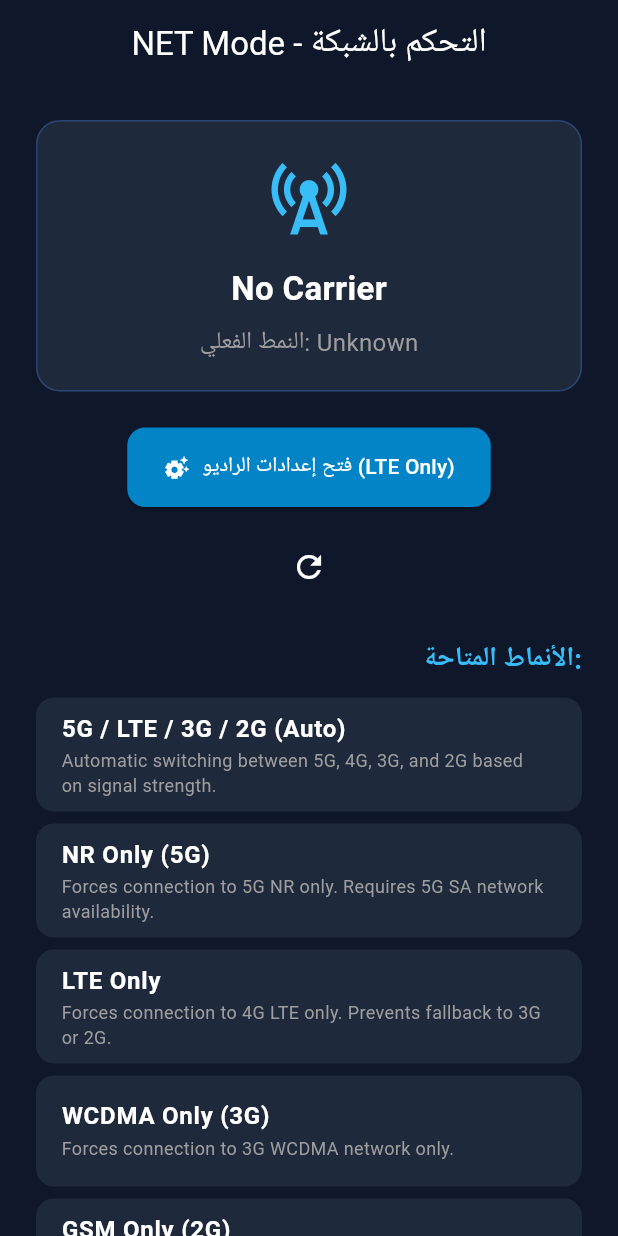
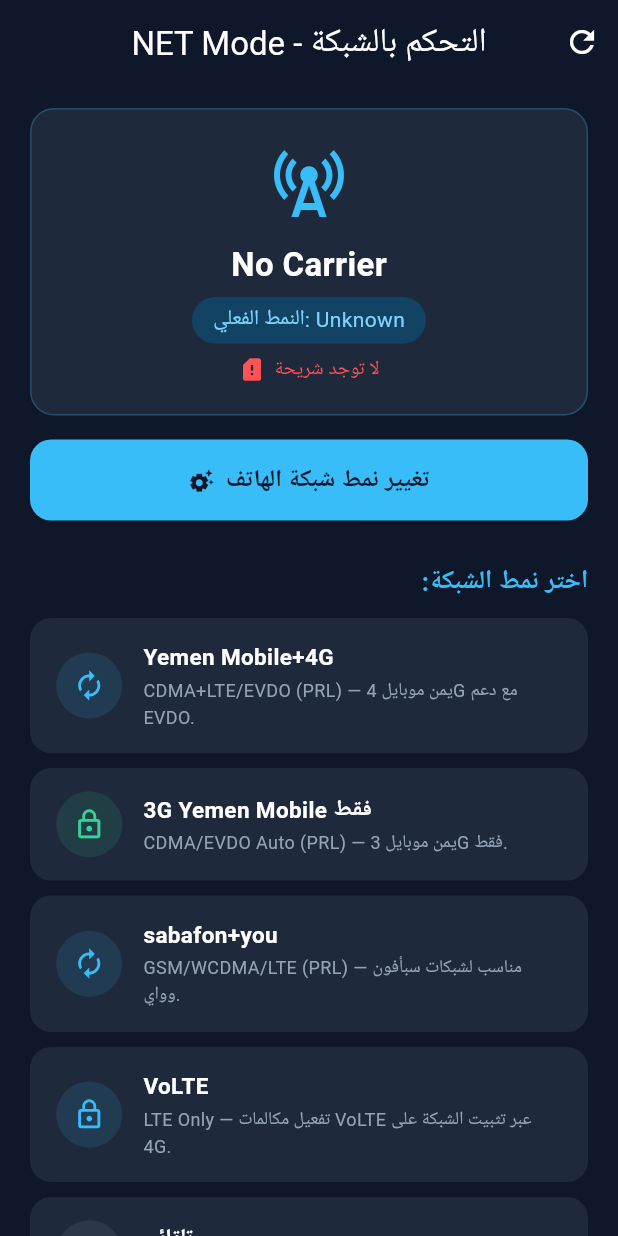
Before and after one commit to Ahmedalammari969/NET-Mode, a Flutter app: the screen it shows after launch, on a phone screen of 412 x 824 dp. Run offline on Flutter 3.47's test engine with Material 3 defaults, Android fonts, the light colour scheme and no system bars; project files that could hold a hidden picture were left out.

Commit message:
feat: add Yemen carrier presets (Yemen Mobile 4G/3G, Sabafon+YOU, VoLTE, Auto) with SetNetworkModeUseCase and animated mode cards - 10/10 tests passing

```diff
--- a/NET Mode/lib/data/repositories/network_repository_impl.dart
+++ b/NET Mode/lib/data/repositories/network_repository_impl.dart
@@ -40,4 +40,9 @@
   Future<NetworkMode?> getPreferredMode() async {
     return _cachedPreferredMode;
   }
+
+  @override
+  Future<bool> setNetworkMode(NetworkMode mode) {
+    return _radioDataSource.setNetworkMode(mode.networkTypeCode);
+  }
 }
--- a/NET Mode/lib/domain/entities/network_mode.dart
+++ b/NET Mode/lib/domain/entities/network_mode.dart
@@ -133,6 +133,85 @@
     gsmOnly,
   ];
 
+  // ─────────────────────────────────────────────────────────────────────────
+  // Yemen Carrier-Specific Presets
+  // مُصمَّمة لشبكات الاتصالات اليمنية بناءً على أكواد RIL الفعلية.
+  // ─────────────────────────────────────────────────────────────────────────
+
+  /// Yemen Mobile + 4G LTE Mode.
+  ///
+  /// يُثبِّت الجهاز على شبكة CDMA+LTE/EVDO (PRL) الخاصة بيمن موبايل.
+  /// Android RIL code: 7 (LTE_CDMA_EVDO — preferred network type).
+  static const NetworkMode yemenMobile4G = NetworkMode(
+    id: 'yemen_mobile_4g',
+    name: 'Yemen Mobile+4G',
+    networkTypeCode: 7,
+    generation: NetworkGeneration.fourG,
+    isLockMode: false,
+    description: 'CDMA+LTE/EVDO (PRL) — يمن موبايل 4G مع دعم EVDO.',
+  );
+
+  /// Yemen Mobile 3G Only Mode.
+  ///
+  /// يُثبِّت الجهاز على شبكة CDMA/EVDO Auto (PRL) الخاصة بيمن موبايل.
+  /// Android RIL code: 4 (CDMA_EVDO_AUTO).
+  static const NetworkMode yemenMobile3G = NetworkMode(
+    id: 'yemen_mobile_3g',
+    name: '3G Yemen Mobile فقط',
+    networkTypeCode: 4,
+    generation: NetworkGeneration.threeG,
+    isLockMode: true,
+    description: 'CDMA/EVDO Auto (PRL) — يمن موبايل 3G فقط.',
+  );
+
+  /// Sabafon + YOU (MTN) Mode.
+  ///
+  /// يُثبِّت الجهاز على شبكة GSM/WCDMA/LTE (PRL) لسبأفون وواي (يو).
+  /// Android RIL code: 10 (LTE_GSM_WCDMA).
+  static const NetworkMode sabafonYou = NetworkMode(
+    id: 'sabafon_you',
+    name: 'sabafon+you',
+    networkTypeCode: 10,
+    generation: NetworkGeneration.fourG,
+    isLockMode: false,
+    description: 'GSM/WCDMA/LTE (PRL) — مناسب لشبكات سبأفون وواي.',
+  );
+
+  /// VoLTE (Voice over LTE) Mode.
+  ///
+  /// يُثبِّت الاتصال على LTE Only لتفعيل مكالمات VoLTE.
+  /// Android RIL code: 11 (LTE_ONLY).
+  static const NetworkMode volte = NetworkMode(
+    id: 'volte',
+    name: 'VoLTE',
+    networkTypeCode: 11,
+    generation: NetworkGeneration.fourG,
+    isLockMode: true,
+    description: 'LTE Only — تفعيل مكالمات VoLTE عبر تثبيت الشبكة على 4G.',
+  );
+
+  /// Auto / Global Mode (تلقائي).
+  ///
+  /// يترك الهاتف يختار الشبكة تلقائياً حسب أفضل إشارة متاحة.
+  /// Android RIL code: 0 (WCDMA_PREF / Auto-detect by modem).
+  static const NetworkMode autoYemen = NetworkMode(
+    id: 'auto_yemen',
+    name: 'تلقائي',
+    networkTypeCode: 0,
+    generation: NetworkGeneration.autoMultiMode,
+    isLockMode: false,
+    description: 'Auto — الهاتف يختار الشبكة الأفضل تلقائياً.',
+  );
+
+  /// قائمة الأنماط اليمنية المخصصة للمشغلين المحليين.
+  static const List<NetworkMode> yemenPresets = [
+    yemenMobile4G,
+    yemenMobile3G,
+    sabafonYou,
+    volte,
+    autoYemen,
+  ];
+
   /// Creates a copy of this [NetworkMode] with optional updated fields.
   NetworkMode copyWith({
     String? id,
--- a/NET Mode/lib/domain/repositories/network_repository.dart
+++ b/NET Mode/lib/domain/repositories/network_repository.dart
@@ -13,4 +13,8 @@
 
   /// Retrieves the saved preferred network mode.
   Future<NetworkMode?> getPreferredMode();
+
+  /// Applies the given network mode to the device modem via the platform channel.
+  /// Returns true if the mode was applied directly, false if it fell back to the radio UI.
+  Future<bool> setNetworkMode(NetworkMode mode);
 }
--- a/NET Mode/lib/domain/usecases/network_usecases.dart
+++ b/NET Mode/lib/domain/usecases/network_usecases.dart
@@ -23,3 +23,12 @@
   Future<void> save(NetworkMode mode) => _repository.savePreferredMode(mode);
   Future<NetworkMode?> get() => _repository.getPreferredMode();
 }
+
+/// تُرسِل كود RIL الخاص بالنمط المختار مباشرةً إلى مودم الجهاز.
+/// تُرجع true إذا طُبِّق التغيير فوراً، أو false إذا فتح التطبيق قائمة الراديو كـ Fallback.
+class SetNetworkModeUseCase {
+  final NetworkRepository _repository;
+  const SetNetworkModeUseCase(this._repository);
+
+  Future<bool> call(NetworkMode mode) => _repository.setNetworkMode(mode);
+}
--- a/NET Mode/lib/main.dart
+++ b/NET Mode/lib/main.dart
@@ -35,12 +35,14 @@
   final GetInstantNetworkSnapshotUseCase? getSnapshotUseCase;
   final OpenRadioSettingsUseCase? openRadioSettingsUseCase;
   final ManagePreferredModeUseCase? managePreferredModeUseCase;
+  final SetNetworkModeUseCase? setNetworkModeUseCase;
 
   const HomeScreen({
     super.key,
     this.getSnapshotUseCase,
     this.openRadioSettingsUseCase,
     this.managePreferredModeUseCase,
+    this.setNetworkModeUseCase,
   });
 
   @override
@@ -51,10 +53,12 @@
   late final GetInstantNetworkSnapshotUseCase _getSnapshotUseCase;
   late final OpenRadioSettingsUseCase _openRadioSettingsUseCase;
   late final ManagePreferredModeUseCase _managePreferredModeUseCase;
+  late final SetNetworkModeUseCase _setNetworkModeUseCase;
 
   NetworkInfo? _networkInfo;
   NetworkMode? _preferredMode;
   bool _isLoading = true;
+  bool _isApplying = false;
 
   @override
   void initState() {
@@ -63,6 +67,7 @@
     _getSnapshotUseCase = widget.getSnapshotUseCase ?? GetInstantNetworkSnapshotUseCase(repo);
     _openRadioSettingsUseCase = widget.openRadioSettingsUseCase ?? OpenRadioSettingsUseCase(repo);
     _managePreferredModeUseCase = widget.managePreferredModeUseCase ?? ManagePreferredModeUseCase(repo);
+    _setNetworkModeUseCase = widget.setNetworkModeUseCase ?? SetNetworkModeUseCase(repo);
     _loadData();
   }
 
@@ -82,9 +87,43 @@
   Future<void> _openSettings() async {
     final success = await _openRadioSettingsUseCase();
     if (!success && mounted) {
-      ScaffoldMessenger.of(
-        context,
-      ).showSnackBar(const SnackBar(content: Text('تعذر فتح القائمة مباشرة')));
+      ScaffoldMessenger.of(context).showSnackBar(
+        const SnackBar(
+          content: Text('تعذر فتح قائمة الراديو — جرب مشغّل آخر أو افتح الإعدادات يدوياً'),
+          backgroundColor: Color(0xFF7C3AED),
+        ),
+      );
+    }
+  }
+
+  /// يُطبِّق النمط المختار على المودم عبر الـ MethodChannel ثم يحفظه.
+  Future<void> _applyMode(NetworkMode mode) async {
+    if (_isApplying) return; // منع الضغط المتكرر (Debounce)
+    setState(() => _isApplying = true);
+
+    final applied = await _setNetworkModeUseCase(mode);
+    await _managePreferredModeUseCase.save(mode);
+
+    if (mounted) {
+      setState(() {
+        _preferredMode = mode;
+        _isApplying = false;
+      });
+      ScaffoldMessenger.of(context).showSnackBar(
+        SnackBar(
+          content: Text(
+            applied
+                ? '✅ تم تطبيق نمط "${mode.name}" بنجاح'
+                : '⚠️ فُتحت قائمة الراديو — اختر النمط يدوياً',
+          ),
+          backgroundColor: applied ? const Color(0xFF0369A1) : const Color(0xFF92400E),
+          duration: const Duration(seconds: 3),
+        ),
+      );
+      // تحديث قراءة الشبكة في الإطار التالي بعد التغيير
+      WidgetsBinding.instance.addPostFrameCallback((_) {
+        if (mounted) _loadData();
+      });
     }
   }
 
@@ -96,131 +135,237 @@
         centerTitle: true,
         backgroundColor: Colors.transparent,
         elevation: 0,
-      ),
-      body: Center(
-        child: SingleChildScrollView(
-          padding: const EdgeInsets.all(24.0),
-          child: Column(
-            mainAxisAlignment: MainAxisAlignment.center,
-            children: [
-              Container(
-                width: double.infinity,
-                padding: const EdgeInsets.all(20),
-                decoration: BoxDecoration(
-                  color: const Color(0xFF1E293B),
-                  borderRadius: BorderRadius.circular(16),
-                  border: Border.all(
-                    color: Colors.blueAccent.withValues(alpha: 0.3),
-                  ),
-                ),
-                child: Column(
-                  children: [
-                    const Icon(
-                      Icons.cell_tower,
-                      size: 60,
-                      color: Color(0xFF38BDF8),
-                    ),
-                    const SizedBox(height: 16),
-                    _isLoading
-                        ? const CircularProgressIndicator()
-                        : Column(
-                            children: [
-                              Text(
-                                _networkInfo?.carrier ?? 'Unknown',
-                                style: const TextStyle(
-                                  fontSize: 22,
-                                  fontWeight: FontWeight.bold,
-                                ),
-                              ),
-                              const SizedBox(height: 8),
-                              Text(
-                                'النمط الفعلي: ${_networkInfo?.networkType ?? 'Unknown'}',
-                                style: const TextStyle(
-                                  fontSize: 16,
-                                  color: Colors.grey,
-                                ),
-                              ),
-                            ],
-                          ),
-                  ],
-                ),
-              ),
-              const SizedBox(height: 24),
-              ElevatedButton.icon(
-                onPressed: _openSettings,
-                icon: const Icon(Icons.settings_suggest),
-                label: const Text('فتح إعدادات الراديو (LTE Only)'),
-                style: ElevatedButton.styleFrom(
-                  backgroundColor: const Color(0xFF0284C7),
-                  foregroundColor: Colors.white,
-                  padding: const EdgeInsets.symmetric(
-                    horizontal: 24,
-                    vertical: 16,
-                  ),
-                  shape: RoundedRectangleBorder(
-                    borderRadius: BorderRadius.circular(12),
-                  ),
-                ),
-              ),
-              const SizedBox(height: 16),
+        actions: [
           IconButton(
             onPressed: _loadData,
             icon: const Icon(Icons.refresh),
             tooltip: 'تحديث فوري',
           ),
-              const SizedBox(height: 24),
+        ],
+      ),
+      body: _isLoading
+          ? const Center(child: CircularProgressIndicator())
+          : SingleChildScrollView(
+              padding: const EdgeInsets.symmetric(horizontal: 20, vertical: 16),
+              child: Column(
+                crossAxisAlignment: CrossAxisAlignment.stretch,
+                children: [
+                  // ── بطاقة حالة الشبكة الحالية ──
+                  _NetworkStatusCard(networkInfo: _networkInfo),
+                  const SizedBox(height: 16),
+
+                  // ── زر فتح إعدادات الراديو المخفية ──
+                  ElevatedButton.icon(
+                    onPressed: _openSettings,
+                    icon: const Icon(Icons.settings_suggest),
+                    label: const Text('تغيير نمط شبكة الهاتف'),
+                    style: ElevatedButton.styleFrom(
+                      backgroundColor: const Color(0xFF38BDF8),
+                      foregroundColor: const Color(0xFF0F172A),
+                      padding: const EdgeInsets.symmetric(vertical: 16),
+                      shape: RoundedRectangleBorder(
+                        borderRadius: BorderRadius.circular(14),
+                      ),
+                      textStyle: const TextStyle(
+                        fontSize: 16,
+                        fontWeight: FontWeight.bold,
+                      ),
+                    ),
+                  ),
+                  const SizedBox(height: 28),
+
+                  // ── عنوان قسم الأنماط اليمنية ──
                   const Align(
                     alignment: Alignment.centerRight,
                     child: Text(
-                  'الأنماط المتاحة:',
+                      ':اختر نمط الشبكة',
                       style: TextStyle(
-                    fontSize: 18,
+                        fontSize: 17,
                         fontWeight: FontWeight.bold,
                         color: Color(0xFF38BDF8),
                       ),
                     ),
                   ),
                   const SizedBox(height: 12),
-              ...NetworkMode.standardPresets.map((mode) {
-                final isSelected = _preferredMode?.id == mode.id;
-                return Container(
-                  margin: const EdgeInsets.only(bottom: 8),
-                  decoration: BoxDecoration(
-                    color: isSelected
-                        ? const Color(0xFF0284C7).withValues(alpha: 0.2)
-                        : const Color(0xFF1E293B),
-                    borderRadius: BorderRadius.circular(12),
-                    border: Border.all(
-                      color: isSelected
-                          ? const Color(0xFF38BDF8)
-                          : Colors.transparent,
-                    ),
-                  ),
-                  child: ListTile(
-                    title: Text(
-                      mode.name,
-                      style: const TextStyle(fontWeight: FontWeight.w600),
-                    ),
-                    subtitle: Text(
-                      mode.description,
-                      style: const TextStyle(fontSize: 12, color: Colors.grey),
-                    ),
-                    trailing: isSelected
-                        ? const Icon(Icons.check_circle, color: Color(0xFF38BDF8))
-                        : null,
-                    onTap: () async {
-                      await _managePreferredModeUseCase.save(mode);
-                      setState(() {
-                        _preferredMode = mode;
-                      });
-                    },
-                  ),
+
+                  // ── قائمة الأنماط اليمنية الخمسة ──
+                  ...NetworkMode.yemenPresets.map((mode) {
+                    return _ModeCard(
+                      mode: mode,
+                      isSelected: _preferredMode?.id == mode.id,
+                      isApplying: _isApplying,
+                      onTap: () => _applyMode(mode),
                     );
                   }),
                 ],
               ),
             ),
+    );
+  }
+}
+
+// ─── بطاقة عرض حالة الشبكة الحالية ───────────────────────────────────────
+class _NetworkStatusCard extends StatelessWidget {
+  final NetworkInfo? networkInfo;
+  const _NetworkStatusCard({required this.networkInfo});
+
+  @override
+  Widget build(BuildContext context) {
+    final info = networkInfo;
+    return Container(
+      width: double.infinity,
+      padding: const EdgeInsets.all(20),
+      decoration: BoxDecoration(
+        color: const Color(0xFF1E293B),
+        borderRadius: BorderRadius.circular(16),
+        border: Border.all(color: const Color(0xFF38BDF8).withValues(alpha: 0.25)),
+      ),
+      child: Column(
+        children: [
+          const Icon(Icons.cell_tower, size: 56, color: Color(0xFF38BDF8)),
+          const SizedBox(height: 12),
+          if (info == null)
+            const CircularProgressIndicator()
+          else ...[
+            Text(
+              info.carrier,
+              style: const TextStyle(
+                fontSize: 22,
+                fontWeight: FontWeight.bold,
+                color: Colors.white,
+              ),
+            ),
+            const SizedBox(height: 6),
+            Container(
+              padding: const EdgeInsets.symmetric(horizontal: 14, vertical: 5),
+              decoration: BoxDecoration(
+                color: const Color(0xFF0369A1).withValues(alpha: 0.4),
+                borderRadius: BorderRadius.circular(20),
+              ),
+              child: Text(
+                'النمط الفعلي: ${info.networkType}',
+                style: const TextStyle(fontSize: 14, color: Color(0xFF7DD3FC)),
+              ),
+            ),
+            const SizedBox(height: 8),
+            Row(
+              mainAxisAlignment: MainAxisAlignment.center,
+              children: [
+                Icon(
+                  info.hasSimCard ? Icons.sim_card : Icons.sim_card_alert,
+                  size: 18,
+                  color: info.hasSimCard ? Colors.greenAccent : Colors.redAccent,
+                ),
+                const SizedBox(width: 6),
+                Text(
+                  info.hasSimCard ? 'الشريحة جاهزة (SIM Ready)' : 'لا توجد شريحة',
+                  style: TextStyle(
+                    fontSize: 13,
+                    color: info.hasSimCard ? Colors.greenAccent : Colors.redAccent,
+                  ),
+                ),
+              ],
+            ),
+          ],
+        ],
       ),
     );
   }
 }
+
+// ─── بطاقة نمط شبكة واحد ──────────────────────────────────────────────────
+class _ModeCard extends StatelessWidget {
+  final NetworkMode mode;
+  final bool isSelected;
+  final bool isApplying;
+  final VoidCallback onTap;
+
+  const _ModeCard({
+    required this.mode,
+    required this.isSelected,
+    required this.isApplying,
+    required this.onTap,
+  });
+
+  IconData get _icon {
+    if (!mode.isLockMode) return Icons.autorenew;
+    return Icons.lock_outline;
+  }
+
+  Color get _generationColor {
+    return switch (mode.generation) {
+      NetworkGeneration.fiveG => const Color(0xFF818CF8),
+      NetworkGeneration.fourG => const Color(0xFF38BDF8),
+      NetworkGeneration.threeG => const Color(0xFF34D399),
+      NetworkGeneration.twoG => const Color(0xFFFBBF24),
+      NetworkGeneration.autoMultiMode => const Color(0xFF94A3B8),
+    };
+  }
+
+  @override
+  Widget build(BuildContext context) {
+    return GestureDetector(
+      onTap: isApplying ? null : onTap,
+      child: AnimatedContainer(
+        duration: const Duration(milliseconds: 250),
+        margin: const EdgeInsets.only(bottom: 10),
+        padding: const EdgeInsets.symmetric(horizontal: 16, vertical: 14),
+        decoration: BoxDecoration(
+          color: isSelected
+              ? const Color(0xFF0284C7).withValues(alpha: 0.18)
+              : const Color(0xFF1E293B),
+          borderRadius: BorderRadius.circular(14),
+          border: Border.all(
+            color: isSelected ? const Color(0xFF38BDF8) : Colors.transparent,
+            width: 1.5,
+          ),
+        ),
+        child: Row(
+          children: [
+            // أيقونة النمط
+            Container(
+              width: 44,
+              height: 44,
+              decoration: BoxDecoration(
+                color: _generationColor.withValues(alpha: isSelected ? 0.25 : 0.12),
+                shape: BoxShape.circle,
+              ),
+              child: Icon(_icon, color: _generationColor, size: 22),
+            ),
+            const SizedBox(width: 14),
+            // اسم النمط والوصف
+            Expanded(
+              child: Column(
+                crossAxisAlignment: CrossAxisAlignment.start,
+                children: [
+                  Text(
+                    mode.name,
+                    style: TextStyle(
+                      fontSize: 15,
+                      fontWeight: FontWeight.w700,
+                      color: isSelected ? const Color(0xFF38BDF8) : Colors.white,
+                    ),
+                  ),
+                  const SizedBox(height: 3),
+                  Text(
+                    mode.description,
+                    style: const TextStyle(fontSize: 12, color: Color(0xFF94A3B8)),
+                  ),
+                ],
+              ),
+            ),
+            // مؤشر التحديد أو التحميل
+            if (isSelected && isApplying)
+              const SizedBox(
+                width: 22,
+                height: 22,
+                child: CircularProgressIndicator(strokeWidth: 2),
+              )
+            else if (isSelected)
+              const Icon(Icons.check_circle, color: Color(0xFF38BDF8), size: 24),
+          ],
+        ),
+      ),
+    );
+  }
+}
```
Also changed, not shown: 2 other files. Lines whose indentation alone changed are shown as unchanged.
